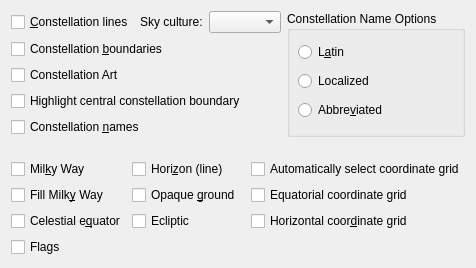
Before: the Qt Designer form kstars/options/opsguides.ui in KDE/kstars, drawn with Qt 5.
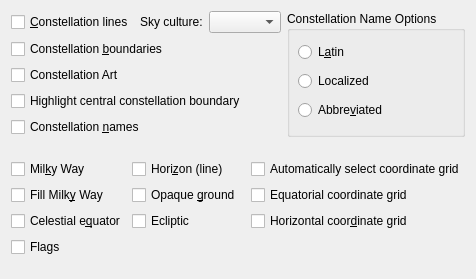
After: the same form once the commit is applied.

```diff
--- a/kstars/options/opsguides.ui
+++ b/kstars/options/opsguides.ui
@@ -6,8 +6,8 @@
    <rect>
     <x>0</x>
     <y>0</y>
-    <width>446</width>
-    <height>262</height>
+    <width>454</width>
+    <height>279</height>
    </rect>
   </property>
   <layout class="QVBoxLayout" name="verticalLayout_2">
```
Left out of the diff: 62 changed lines with no effect on the pictures.
